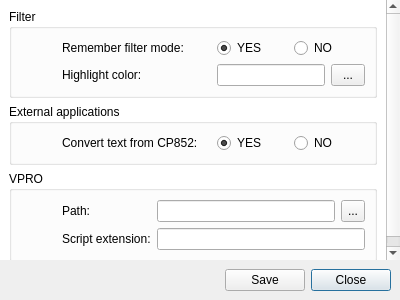
Old version of the form gui/SettingsWindow.ui in the repository c3pw/c3networks.
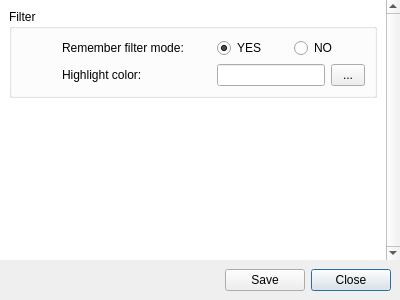
New version of the form. Icons and pictures are not drawn.

Commit message: removed execution of external programs

```diff
--- a/gui/SettingsWindow.ui
+++ b/gui/SettingsWindow.ui
@@ -48,7 +48,7 @@
        <rect>
         <x>0</x>
         <y>0</y>
-        <width>383</width>
+        <width>386</width>
         <height>259</height>
        </rect>
       </property>
@@ -59,76 +59,6 @@
 }</string>
       </property>
       <layout class="QGridLayout" name="gridLayout">
-       <item row="2" column="0">
-        <widget class="QGroupBox" name="groupBox_3">
-         <property name="title">
-          <string>VPRO</string>
-         </property>
-         <property name="flat">
-          <bool>true</bool>
-         </property>
-         <layout class="QGridLayout" name="gridLayout_4">
-          <property name="leftMargin">
-           <number>50</number>
-          </property>
-          <item row="0" column="0">
-           <widget class="QLabel" name="label_4">
-            <property name="text">
-             <string>Path:</string>
-            </property>
-           </widget>
-          </item>
-          <item row="0" column="1">
-           <widget class="QWidget" name="widget_5" native="true">
-            <layout class="QHBoxLayout" name="horizontalLayout_5">
-             <property name="leftMargin">
-              <number>0</number>
-             </property>
-             <property name="topMargin">
-              <number>0</number>
-             </property>
-             <property name="rightMargin">
-              <number>0</number>
-             </property>
-             <property name="bottomMargin">
-              <number>0</number>
-             </property>
-             <item>
-              <widget class="QLineEdit" name="vproPath"/>
-             </item>
-             <item>
-              <widget class="QToolButton" name="vproPathButton">
-               <property name="sizePolicy">
-                <sizepolicy hsizetype="Preferred" vsizetype="Preferred">
-                 <horstretch>0</horstretch>
-                 <verstretch>0</verstretch>
-                </sizepolicy>
-               </property>
-               <property name="text">
-                <string>...</string>
-               </property>
-               <property name="icon">
-                <iconset resource="../resources/resources.qrc">
-                 <normaloff>:/icons/document-open.png</normaloff>:/icons/document-open.png</iconset>
-               </property>
-              </widget>
-             </item>
-            </layout>
-           </widget>
-          </item>
-          <item row="1" column="0">
-           <widget class="QLabel" name="label_5">
-            <property name="text">
-             <string>Script extension:</string>
-            </property>
-           </widget>
-          </item>
-          <item row="1" column="1">
-           <widget class="QLineEdit" name="vproExtension"/>
-          </item>
-         </layout>
-        </widget>
-       </item>
        <item row="0" column="0">
         <widget class="QGroupBox" name="groupBox">
          <property name="title">
@@ -271,76 +201,7 @@
          </layout>
         </widget>
        </item>
-       <item row="1" column="0">
-        <widget class="QGroupBox" name="groupBox_2">
-         <property name="title">
-          <string>External applications</string>
-         </property>
-         <property name="flat">
-          <bool>true</bool>
-         </property>
-         <layout class="QGridLayout" name="gridLayout_3">
-          <property name="leftMargin">
-           <number>50</number>
-          </property>
-          <item row="0" column="0">
-           <widget class="QLabel" name="label_3">
-            <property name="text">
-             <string>Convert text from CP852:</string>
-            </property>
-           </widget>
-          </item>
-          <item row="0" column="1">
-           <widget class="QWidget" name="widget_4" native="true">
-            <property name="sizePolicy">
-             <sizepolicy hsizetype="Ignored" vsizetype="Preferred">
-              <horstretch>0</horstretch>
-              <verstretch>0</verstretch>
-             </sizepolicy>
-            </property>
-            <layout class="QHBoxLayout" name="horizontalLayout_4">
-             <property name="leftMargin">
-              <number>0</number>
-             </property>
-             <property name="topMargin">
-              <number>0</number>
-             </property>
-             <property name="rightMargin">
-              <number>0</number>
-             </property>
-             <property name="bottomMargin">
-              <number>0</number>
-             </property>
-             <item>
-              <widget class="QRadioButton" name="cp852conversion_YES">
-               <property name="text">
-                <string>YES</string>
-               </property>
-               <property name="checked">
-                <bool>true</bool>
-               </property>
-               <attribute name="buttonGroup">
-                <string notr="true">buttonGroup_2</string>
-               </attribute>
-              </widget>
-             </item>
-             <item>
-              <widget class="QRadioButton" name="cp852conversion_NO">
-               <property name="text">
-                <string>NO</string>
-               </property>
-               <attribute name="buttonGroup">
-                <string notr="true">buttonGroup_2</string>
-               </attribute>
-              </widget>
-             </item>
-            </layout>
-           </widget>
-          </item>
-         </layout>
-        </widget>
-       </item>
-       <item row="4" column="0">
+       <item row="2" column="0">
         <spacer name="verticalSpacer">
          <property name="orientation">
           <enum>Qt::Vertical</enum>
```
Left out of the diff: 2 changed lines with no effect on the pictures. The commit also changes 5 other files.
